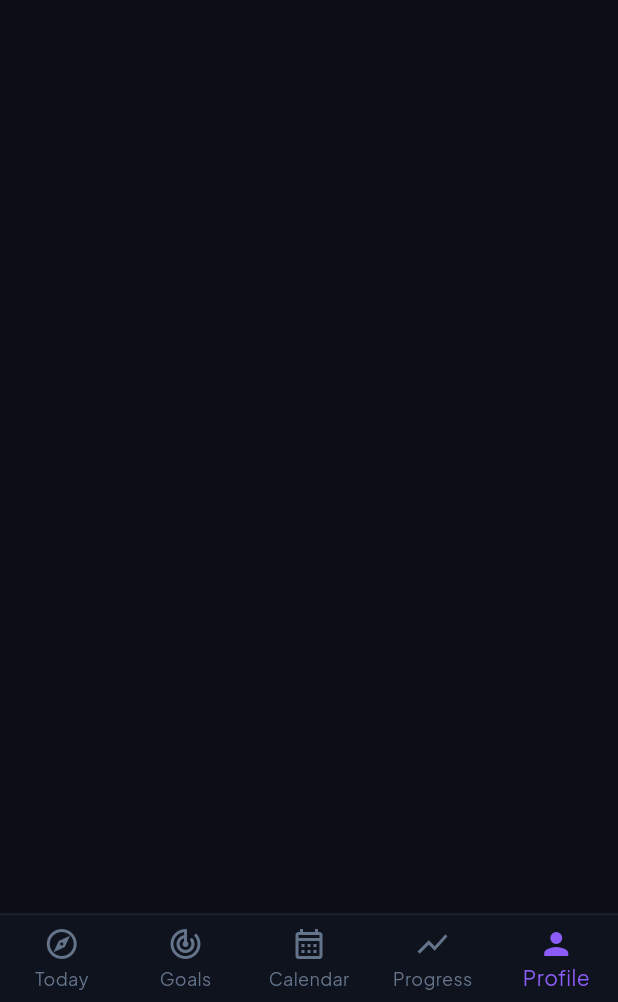
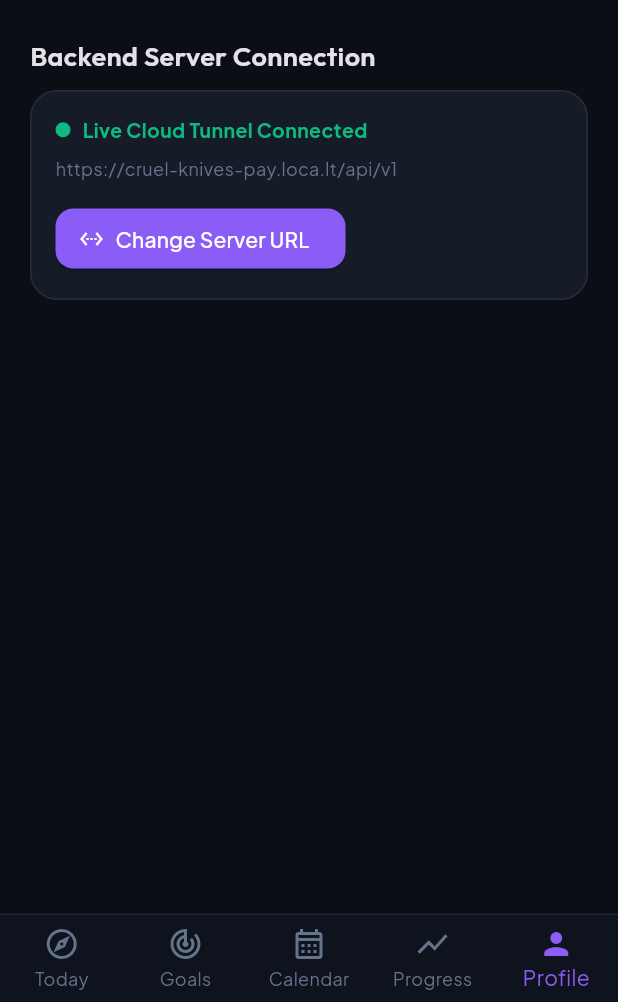
Before and after one commit to Omkumar-pal/ascent-app, a Flutter app: the screen it shows after launch, item 5 of the bottom bar chosen, on a phone screen of 412 x 824 dp, the part 234-1236 px from its top. Run offline on Flutter 3.47's test engine with Material 3 defaults, Android fonts, the phone set to English and light mode, and no system bars; our stand-ins replace google_fonts; network calls fail.

Commit message:
Connect app to live cloud tunnel and add in-app server switcher

```diff
--- a/flutter_app/lib/core/network/api_client.dart
+++ b/flutter_app/lib/core/network/api_client.dart
@@ -4,8 +4,12 @@ import '../../domain/entities/goal.dart';
 import '../../domain/entities/reflection.dart';
 
 class ApiClient {
-  static const String baseUrl = 'http://localhost:5000/api/v1';
+  static String baseUrl = 'https://cruel-knives-pay.loca.lt/api/v1';
   static String? _authToken;
+
+  static void setBaseUrl(String url) {
+    baseUrl = url;
+  }
 
   static void setToken(String token) {
     _authToken = token;
@@ -13,6 +17,7 @@ class ApiClient {
 
   static Map<String, String> get _headers => {
     'Content-Type': 'application/json',
+    'bypass-tunnel-reminder': 'true',
     if (_authToken != null) 'Authorization': 'Bearer $_authToken',
   };
 
--- a/flutter_app/lib/main.dart
+++ b/flutter_app/lib/main.dart
@@ -425,6 +425,77 @@ class _MainNavigationScreenState extends State<MainNavigationScreen> {
             ],
           ),
         ),
+        const SizedBox(height: 24),
+        Text('Backend Server Connection', style: GoogleFonts.outfit(fontSize: 18, fontWeight: FontWeight.w600)),
+        const SizedBox(height: 10),
+        Container(
+          padding: const EdgeInsets.all(16),
+          decoration: BoxDecoration(
+            color: AppColors.bgGlassCard,
+            borderRadius: BorderRadius.circular(18),
+            border: Border.all(color: AppColors.borderSubtle),
+          ),
+          child: Column(
+            crossAxisAlignment: CrossAxisAlignment.start,
+            children: [
+              Row(
+                children: [
+                  Container(
+                    width: 10,
+                    height: 10,
+                    decoration: const BoxDecoration(shape: BoxShape.circle, color: AppColors.accentEmerald),
+                  ),
+                  const SizedBox(width: 8),
+                  const Text('Live Cloud Tunnel Connected', style: TextStyle(color: AppColors.accentEmerald, fontWeight: FontWeight.bold, fontSize: 13)),
+                ],
+              ),
+              const SizedBox(height: 8),
+              Text(ApiClient.baseUrl, style: const TextStyle(fontSize: 12, color: AppColors.textMuted)),
+              const SizedBox(height: 14),
+              ElevatedButton.icon(
+                style: ElevatedButton.styleFrom(
+                  backgroundColor: AppColors.accentViolet,
+                  shape: RoundedRectangleBorder(borderRadius: BorderRadius.circular(12)),
+                ),
+                onPressed: () {
+                  final ctrl = TextEditingController(text: ApiClient.baseUrl);
+                  showDialog(
+                    context: context,
+                    builder: (ctx) => AlertDialog(
+                      backgroundColor: AppColors.bgSurface,
+                      title: const Text('Change Server URL'),
+                      content: TextField(
+                        controller: ctrl,
+                        style: const TextStyle(color: Colors.white),
+                        decoration: const InputDecoration(
+                          hintText: 'https://...',
+                          hintStyle: TextStyle(color: Colors.white30),
+                        ),
+                      ),
+                      actions: [
+                        TextButton(
+                          onPressed: () => Navigator.pop(ctx),
+                          child: const Text('Cancel'),
+                        ),
+                        ElevatedButton(
+                          style: ElevatedButton.styleFrom(backgroundColor: AppColors.accentViolet),
+                          onPressed: () {
+                            ApiClient.setBaseUrl(ctrl.text.trim());
+                            Navigator.pop(ctx);
+                            _loadData();
+                          },
+                          child: const Text('Save & Reconnect'),
+                        ),
+                      ],
+                    ),
+                  );
+                },
+                icon: const Icon(Icons.settings_ethernet, size: 16, color: Colors.white),
+                label: const Text('Change Server URL', style: TextStyle(color: Colors.white)),
+              ),
+            ],
+          ),
+        ),
       ],
     );
   }
```
